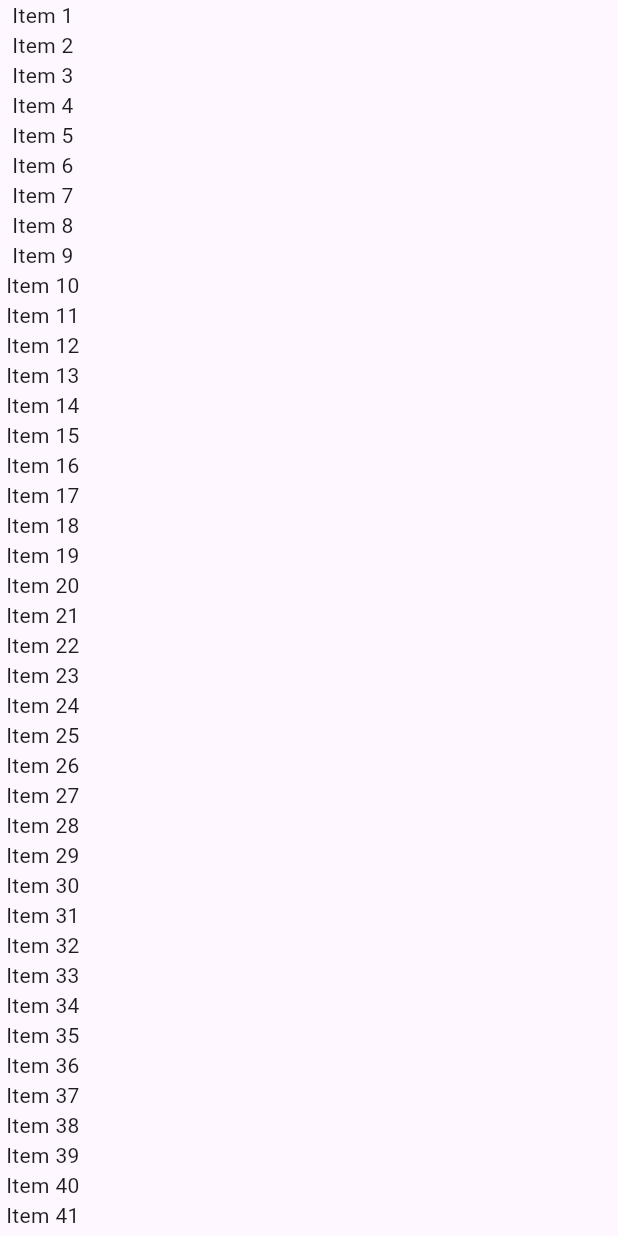
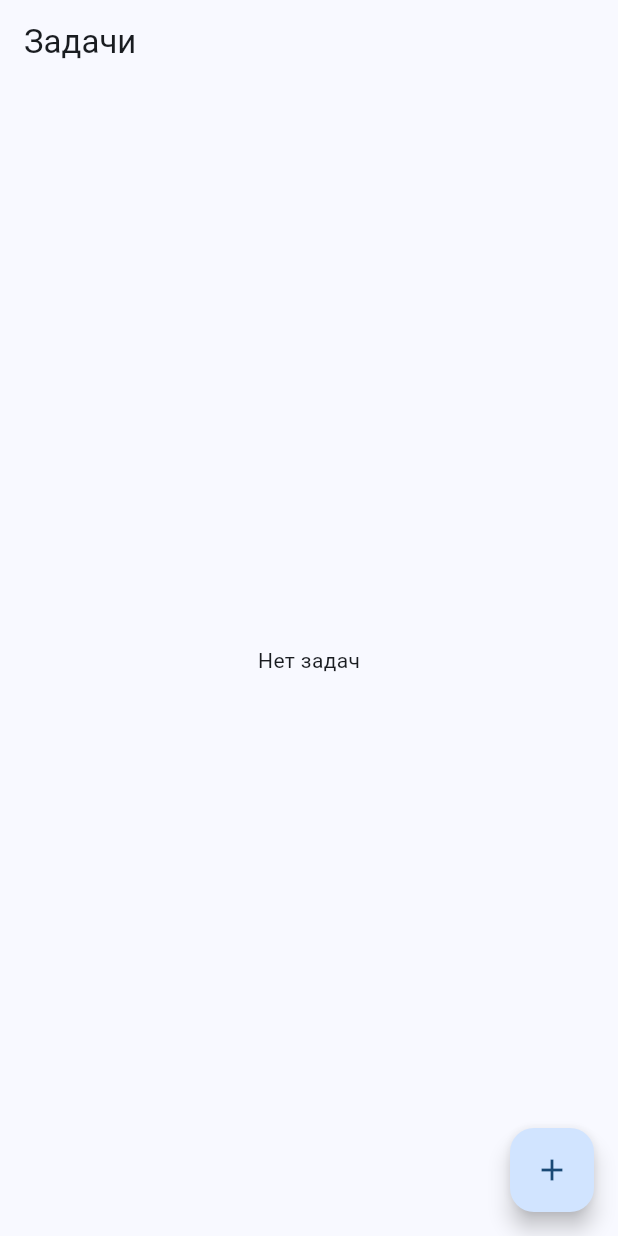
Before and after one commit to flynt-3650/docpma-2, a Flutter app: the screen it shows after launch, on a phone screen of 412 x 824 dp. Run offline on Flutter 3.47's test engine with Material 3 defaults, Android fonts, the phone set to English and light mode, and no system bars.

Commit message:
feat: добавить экраны TaskListScreen и TaskFormScreen, настроить main.dart

```diff
--- /dev/null
+++ b/lib/features/tasks/screens/task_list_screen.dart
@@ -0,0 +1,53 @@
+import 'package:flutter/material.dart';
+import 'package:provider/provider.dart';
+import '../state/task_provider.dart';
+import '../widgets/task_card.dart';
+import 'task_form_screen.dart';
+
+class TaskListScreen extends StatelessWidget {
+  const TaskListScreen({super.key});
+
+  @override
+  Widget build(BuildContext context) {
+    return Scaffold(
+      appBar: AppBar(title: const Text('Задачи')),
+      body: Consumer<TaskProvider>(
+        builder: (context, provider, child) {
+          if (provider.tasks.isEmpty) {
+            return const Center(child: Text('Нет задач'));
+          }
+
+          return ListView.builder(
+            itemCount: provider.tasks.length,
+            itemBuilder: (context, index) {
+              final task = provider.tasks[index];
+              return TaskCard(
+                task: task,
+                onTap: () {
+                  Navigator.push(
+                    context,
+                    MaterialPageRoute(
+                      builder: (context) => TaskFormScreen(task: task),
+                    ),
+                  );
+                },
+                onDelete: () {
+                  provider.deleteTask(task.id);
+                },
+              );
+            },
+          );
+        },
+      ),
+      floatingActionButton: FloatingActionButton(
+        onPressed: () {
+          Navigator.push(
+            context,
+            MaterialPageRoute(builder: (context) => const TaskFormScreen()),
+          );
+        },
+        child: const Icon(Icons.add),
+      ),
+    );
+  }
+}
--- a/lib/main.dart
+++ b/lib/main.dart
@@ -1,4 +1,7 @@
 import 'package:flutter/material.dart';
+import 'package:provider/provider.dart';
+import 'features/tasks/state/task_provider.dart';
+import 'features/tasks/screens/task_list_screen.dart';
 
 void main() {
   runApp(const MyApp());
@@ -9,16 +12,16 @@ class MyApp extends StatelessWidget {
 
   @override
   Widget build(BuildContext context) {
-    final items = List.generate(100, (index) => 'Item ${index + 1}');
-
-    return MaterialApp(
-      home: Scaffold(
-        body: SingleChildScrollView(
-          child: Column(
-            mainAxisAlignment: MainAxisAlignment.center,
-            children: items.map((item) => Text(item)).toList(),
-          ),
+    return ChangeNotifierProvider(
+      create: (_) => TaskProvider(),
+      child: MaterialApp(
+        title: 'Управление задачами',
+        debugShowCheckedModeBanner: false,
+        theme: ThemeData(
+          colorScheme: ColorScheme.fromSeed(seedColor: Colors.blue),
+          useMaterial3: true,
         ),
+        home: const TaskListScreen(),
       ),
     );
   }
--- a/pubspec.yaml
+++ b/pubspec.yaml
@@ -10,6 +10,7 @@ dependencies:
   flutter:
     sdk: flutter
   cupertino_icons: ^1.0.8
+  provider: ^6.1.0
 
 dev_dependencies:
   flutter_test:
```
Also changed, not shown: lib/features/tasks/screens/task_form_screen.dart (added, +126 -0 lines).
